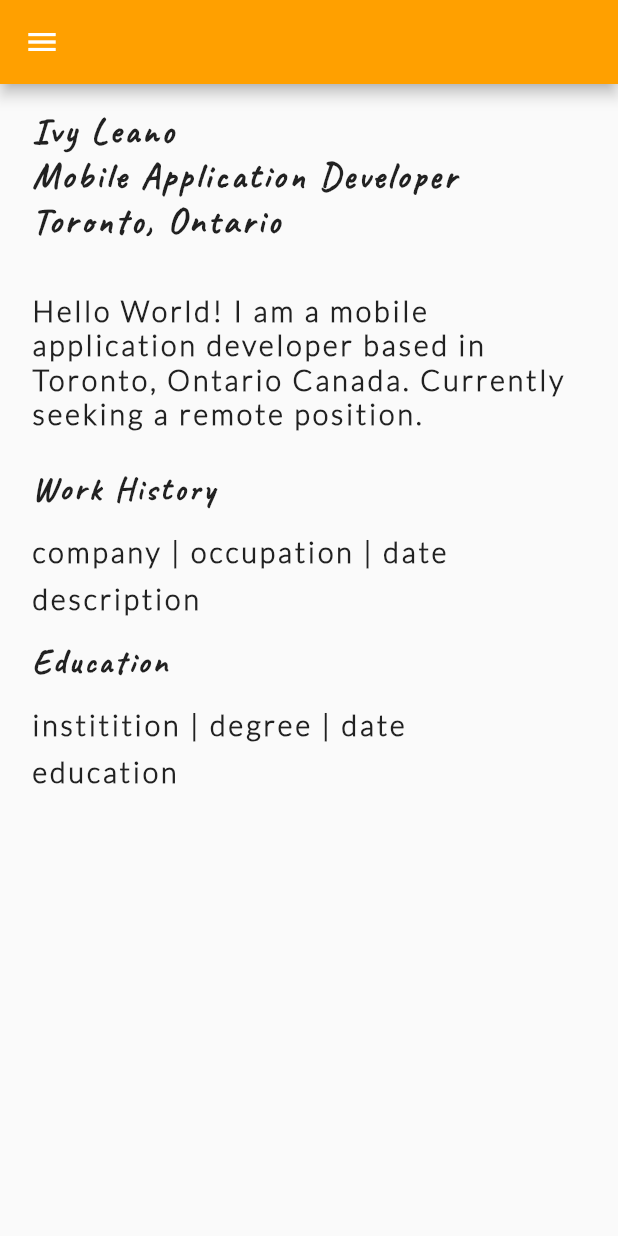
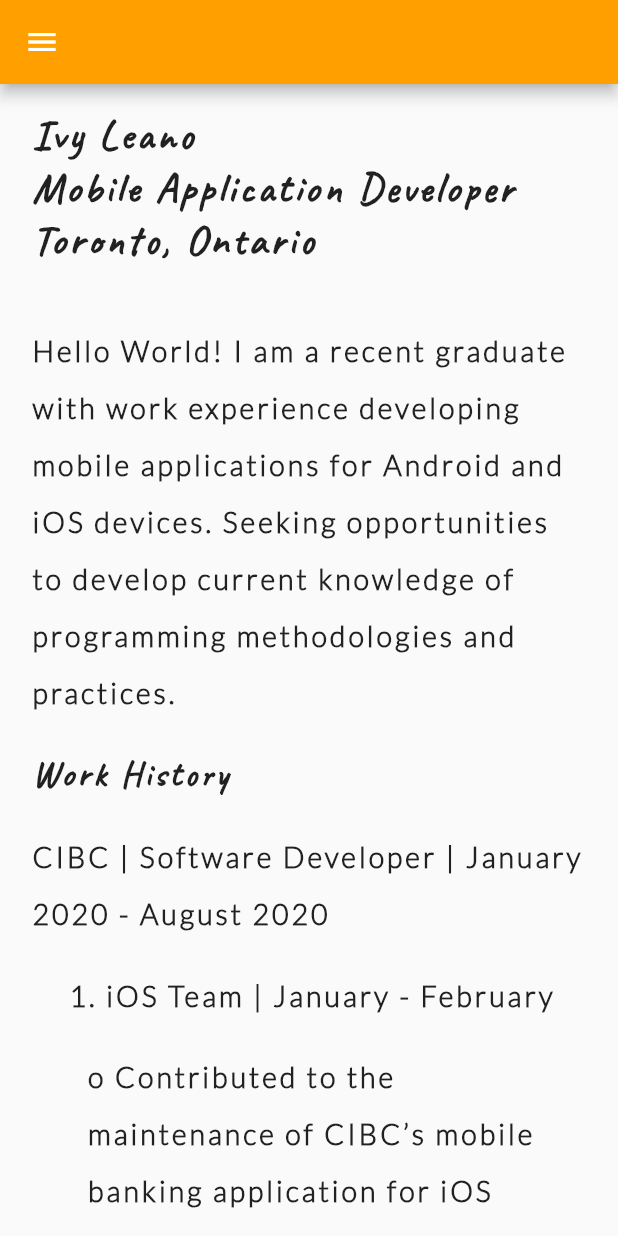
Before and after one commit to IvyLeano/Portfolio, a Flutter app: the screen it shows after launch, on a phone screen of 412 x 824 dp. Run offline on Flutter 3.47's test engine with Material 2 defaults, Android fonts, the phone set to English and light mode, and no system bars.

Commit message:
Update home page text

```diff
--- a/lib/Components/Home/home_education_component.dart
+++ b/lib/Components/Home/home_education_component.dart
@@ -12,7 +12,8 @@ class HomeEducationComponent extends StatelessWidget {
     return Column(
       children: <Widget>[
         HeaderComponent(
-            header: Constants.HOME_HEADER_TWO,  // TODO: "Education" is reading like "Educatio" on web only
+            header: Constants
+                .HOME_HEADER_TWO, // TODO: "Education" is reading like "Educatio" on web only
             fontFamily: Constants.HEADER_FONT_FAMILY,
             fontSize: Constants.HEADER_FONT_SIZE),
         SizedBox(
@@ -27,15 +28,6 @@ class HomeEducationComponent extends StatelessWidget {
         SizedBox(
           height: MediaQuery.of(context).size.height *
               Constants
-                  .SIZED_BOX_HEIGHT_AS_PERCENTAGE_OF_SCREEN_HEIGHT_BELOW_LABEL,
-        ),
-        DescriptionComponent(
-            description: Constants.HOME_HEADER_TWO_DESCRIPTION,
-            fontFamily: Constants.DEFAULT_FONT_FAMILY,
-            fontSize: Constants.DEFAULT_FONT_SIZE),
-        SizedBox(
-          height: MediaQuery.of(context).size.height *
-              Constants
                   .SIZED_BOX_HEIGHT_AS_PERCENTAGE_OF_SCREEN_HEIGHT_BELOW_DESCRIPTION,
         ),
       ],
--- /dev/null
+++ b/lib/Components/Home/home_work_history_bullet_points_component.dart
@@ -0,0 +1,40 @@
+import 'package:flutter/cupertino.dart';
+
+import '../../constants.dart';
+import '../description_component.dart';
+
+class HomeWorkHistoryBulletPointsComponent extends StatelessWidget {
+  const HomeWorkHistoryBulletPointsComponent({Key key, this.list});
+
+  final list;
+
+  Widget getWorkHistoryBulletPoints(BuildContext context) {
+    List<Widget> bulletPoints = new List<Widget>();
+
+    for (int i = 0; i < list.length; i++) {
+      bulletPoints.add(DescriptionComponent(
+          description: list[i],
+          fontFamily: Constants.DEFAULT_FONT_FAMILY,
+          fontSize: Constants.DEFAULT_FONT_SIZE));
+      bulletPoints.add(
+        SizedBox(
+          height: MediaQuery.of(context).size.height *
+              Constants
+                  .SIZED_BOX_HEIGHT_AS_PERCENTAGE_OF_SCREEN_HEIGHT_BELOW_DESCRIPTION,
+        ),
+      );
+    }
+    return Padding(
+      padding: EdgeInsets.fromLTRB(
+          MediaQuery.of(context).size.width *
+              Constants.BULLET_POINT_INDENT_AS_PERCENTAGE_0F_SCREEN_WIDTH,
+          0.0, 0.0, 0.0),
+      child: Column(children: bulletPoints),
+    );
+  }
+
+  @override
+  Widget build(BuildContext context) {
+    return getWorkHistoryBulletPoints(context);
+  }
+}
--- a/lib/Components/Home/home_work_history_component.dart
+++ b/lib/Components/Home/home_work_history_component.dart
@@ -1,3 +1,4 @@
+import 'package:Portfolio/Components/Home/home_work_history_bullet_points_component.dart';
 import 'package:Portfolio/constants.dart';
 import 'package:flutter/cupertino.dart';
 
@@ -27,10 +28,15 @@ class HomeWorkHistoryComponent extends StatelessWidget {
         SizedBox(
           height: MediaQuery.of(context).size.height *
               Constants
-                  .SIZED_BOX_HEIGHT_AS_PERCENTAGE_OF_SCREEN_HEIGHT_BELOW_LABEL,
+                  .SIZED_BOX_HEIGHT_AS_PERCENTAGE_OF_SCREEN_HEIGHT_BELOW_HEADING,
         ),
+        Padding(
+          padding: EdgeInsets.fromLTRB(MediaQuery.of(context).size.height *
+              Constants.BULLET_POINT_INDENT_AS_PERCENTAGE_0F_SCREEN_WIDTH, 0.0, 0.0, 0.0),
+          child: Column(
+            children: <Widget>[
               DescriptionComponent(
-            description: Constants.HOME_HEADER_ONE_DESCRIPTION,
+                  description: Constants.HOME_HEADER_ONE_WORK_ROLE_ONE,
                   fontFamily: Constants.DEFAULT_FONT_FAMILY,
                   fontSize: Constants.DEFAULT_FONT_SIZE),
               SizedBox(
@@ -38,6 +44,32 @@ class HomeWorkHistoryComponent extends StatelessWidget {
                     Constants
                         .SIZED_BOX_HEIGHT_AS_PERCENTAGE_OF_SCREEN_HEIGHT_BELOW_DESCRIPTION,
               ),
+              HomeWorkHistoryBulletPointsComponent(
+                  list: Constants.HOME_HEADER_ONE_WORK_ROLE_ONE_POINTS),
+              SizedBox(
+                height: MediaQuery.of(context).size.height *
+                    Constants
+                        .SIZED_BOX_HEIGHT_AS_PERCENTAGE_OF_SCREEN_HEIGHT_BELOW_HEADING,
+              ),
+              DescriptionComponent(
+                  description: Constants.HOME_HEADER_ONE_WORK_ROLE_TWO,
+                  fontFamily: Constants.DEFAULT_FONT_FAMILY,
+                  fontSize: Constants.DEFAULT_FONT_SIZE),
+              SizedBox(
+                height: MediaQuery.of(context).size.height *
+                    Constants
+                        .SIZED_BOX_HEIGHT_AS_PERCENTAGE_OF_SCREEN_HEIGHT_BELOW_DESCRIPTION,
+              ),
+              HomeWorkHistoryBulletPointsComponent(
+                  list: Constants.HOME_HEADER_ONE_WORK_ROLE_TWO_POINTS),
+              SizedBox(
+                height: MediaQuery.of(context).size.height *
+                    Constants
+                        .SIZED_BOX_HEIGHT_AS_PERCENTAGE_OF_SCREEN_HEIGHT_BELOW_DESCRIPTION,
+              ),
+            ],
+          ),
+        ),
       ],
     );
   }
--- a/lib/Components/Technology/technology_list_component.dart
+++ b/lib/Components/Technology/technology_list_component.dart
@@ -15,10 +15,27 @@ class TechnologyListComponent extends StatelessWidget {
   final list;
 
   Widget createBulletList() {
-    var bulletList;
+    var bulletPointList = [];
     for(int i = 0; i < list.length(); i++) { //TODO: change this for loop to for each, just add bullet icon to string array
-
+//      var container = Row(children: <Widget>[
+//        Icon(
+//          Icons.home,
+//          color: Constants.ICON_AND_APP_BAR_TEXT_COLOR,
+//          size: Constants.APP_BAR_DRAWER_ICON_SIZE,
+//          semanticLabel:
+//          Constants.APP_BAR_DRAWER_LIST_TILE_ONE_SEMANTIC_LABEL,
+//        ),
+//        Text(list[i],
+//            style: TextStyle(
+//              color: Constants.ICON_AND_APP_BAR_TEXT_COLOR,
+//              fontFamily: Constants.HEADER_FONT_FAMILY,
+//              fontSize: Constants.DRAWER_FONT_SIZE,
+//            ),
+//        ),
+//      ]);
+//      bulletPointList.add(container);
     }
+    return Column(children: bulletPointList);
   }
 
   @override
--- a/lib/Components/description_component.dart
+++ b/lib/Components/description_component.dart
@@ -21,6 +21,7 @@ class DescriptionComponent extends StatelessWidget {
           fontSize: fontSize,
           fontFamily: fontFamily, // TODO: add a text fallback font
           letterSpacing: Constants.DESCRIPTION_LETTER_SPACING,
+          height: Constants.DESCRIPTION_HEIGHT_SPACING,
         ),
       ),
     );
--- a/lib/Screens/technology_screen.dart
+++ b/lib/Screens/technology_screen.dart
@@ -42,7 +42,7 @@ class TechnologyScreen extends StatelessWidget {
                         .SIZED_BOX_HEIGHT_AS_PERCENTAGE_OF_SCREEN_HEIGHT_BELOW_TITLE,
               ),
               TechnologyIdesEditorsComponent(),
-              TechnologyListComponent(),
+              //TechnologyListComponent(list: Constants.TECHNOLOGY_HEADER_ONE_LIST),
               TechnologyLanguagesFrameworksSdksComponent(),
               TechnologyToolsComponent(),
               TechnologyConceptsComponent(),
--- a/lib/constants.dart
+++ b/lib/constants.dart
@@ -13,15 +13,31 @@ class Constants {
   static const String HOME_OCCUPATION = "Mobile Application Developer ";
   static const String HOME_LOCATION = "Toronto, Ontario ";
   static const String HOME_SUMMARY =
-      "Hello World! I am a mobile application developer based in Toronto, Ontario Canada. Currently seeking a remote position.";
+      "Hello World! I am a recent graduate with work experience developing mobile applications for Android and iOS devices. Seeking opportunities to develop current knowledge of programming methodologies and practices. ";
 
   static const String HOME_HEADER_ONE = "Work History";
-  static const String HOME_HEADER_ONE_LABEL = "company | occupation | date";
-  static const String HOME_HEADER_ONE_DESCRIPTION = "description";
+  static const String HOME_HEADER_ONE_LABEL =
+      "CIBC | Software Developer | January 2020 - August 2020";
+  static const String HOME_HEADER_ONE_WORK_ROLE_ONE = "1. iOS Team | January - February";
+  static const HOME_HEADER_ONE_WORK_ROLE_ONE_POINTS = [
+    'o Contributed to the maintenance of CIBC’s mobile banking application for iOS devices',
+    'o Assisted in troubleshooting and debugging UI related bugs',
+    'o Programming: Swift, CocoaPods, Objective-C',
+  ];
+  static const String HOME_HEADER_ONE_WORK_ROLE_TWO =
+      "2. Live Labs Innovation Team | February - August";
+  static const HOME_HEADER_ONE_WORK_ROLE_TWO_POINTS = [
+    'o Collaborated with product owners and the development team to suggest new mobile banking features and products',
+    'o Developed mobile applications for iOS and Android devices related to mobile banking',
+    'o Utilized Spring Boot to build a streamlined API wrapper for use in existing and future projects',
+    'o Built extensions for the current iOS mobile application',
+    'o Created a front-end flutter application',
+    'o Programming: Java, Kotlin, Swift, Objective-C, CocoaPods, Flutter, Dart',
+  ];
 
   static const String HOME_HEADER_TWO = "Education";
-  static const String HOME_HEADER_TWO_LABEL = "institition | degree | date";
-  static const String HOME_HEADER_TWO_DESCRIPTION = "education";
+  static const String HOME_HEADER_TWO_LABEL =
+      "Seneca College | Computer Programming Diploma | May 2018 - August 2019";
 
   // 1.3. PROJECTS PAGE
   static const String PROJECTS_HEADER_ONE = "PROJECTS";
@@ -30,16 +46,35 @@ class Constants {
   static const String TECHNOLOGY_HEADER_TITLE = "Technology";
 
   static const String TECHNOLOGY_HEADER_ONE = "1) IDE's & Editors";
-  static const TECHNOLOGY_HEADER_ONE_LIST = ['Android Studio', 'Eclipse', 'Visual Studio', 'IntelliJ', 'XCode'];
+  static const TECHNOLOGY_HEADER_ONE_LIST = [
+    'Android Studio',
+    'Eclipse',
+    'Visual Studio',
+    'IntelliJ',
+    'XCode'
+  ];
 
   static const String TECHNOLOGY_HEADER_TWO = "2) Languages, Frameworks & SDKs";
-  static const TECHNOLOGY_HEADER_TWO_LIST = ['JAVA', 'C', 'C++', 'Objective-C', 'Dart', 'Swift', 'JavaScript', 'Spring Boot', 'Flutter'];
+  static const TECHNOLOGY_HEADER_TWO_LIST = [
+    'JAVA',
+    'C',
+    'C++',
+    'Objective-C',
+    'Dart',
+    'Swift',
+    'JavaScript',
+    'Spring Boot',
+    'Flutter'
+  ];
 
   static const String TECHNOLOGY_HEADER_THREE = "3) Tools";
   static const TECHNOLOGY_HEADER_THREE_LIST = ['Trello', 'Git Version Control'];
 
   static const String TECHNOLOGY_HEADER_FOUR = "4) Concepts";
-  static const TECHNOLOGY_HEADER_FOUR_LIST = ['Object Oriented Programming', 'Agile Workflow'];
+  static const TECHNOLOGY_HEADER_FOUR_LIST = [
+    'Object Oriented Programming',
+    'Agile Workflow'
+  ];
 
   // 1.5. CONTACT PAGE
   static const String CONTACT_TITLE = "Contact Information & More";
@@ -79,16 +114,18 @@ class Constants {
   static const String DEFAULT_FONT_FAMILY = 'Lato';
 
   static const double DRAWER_FONT_SIZE = 20;
-  static const double TITLE_FONT_SIZE = 24;
-  static const double HEADER_FONT_SIZE = 22;
+  static const double TITLE_FONT_SIZE = 28;
+  static const double HEADER_FONT_SIZE = 24;
   static const double DEFAULT_FONT_SIZE = 19;
 
   static const double DESCRIPTION_LETTER_SPACING = 2;
+  static const double DESCRIPTION_HEIGHT_SPACING = 2;
   static const double HEADER_LETTER_SPACING = 2;
 
   // 3.2. CONTENT CONTAINER - PADDING, ALIGNMENT, SPACING
   static const double LEFT_RIGHT_PADDING_AS_PERCENTAGE_0F_SCREEN_WIDTH = 0.05;
   static const double TOP_BOTTOM_PADDING_AS_PERCENTAGE_0F_SCREEN_HEIGHT = 0.04;
+  static const double BULLET_POINT_INDENT_AS_PERCENTAGE_0F_SCREEN_WIDTH = 0.03;
   static const Alignment CONTAINER_ALIGNMENT = Alignment.topLeft;
 
   // SPACING - SIZED BOX
@@ -101,9 +138,7 @@ class Constants {
   static const double
       SIZED_BOX_HEIGHT_AS_PERCENTAGE_OF_SCREEN_HEIGHT_BELOW_DESCRIPTION = 0.02;
   static const double
-  SIZED_BOX_HEIGHT_AS_PERCENTAGE_OF_SCREEN_HEIGHT_BELOW_HOME_SUMMARY = 0.03;
-
-
+      SIZED_BOX_HEIGHT_AS_PERCENTAGE_OF_SCREEN_HEIGHT_BELOW_HOME_SUMMARY = 0.03;
 
   // 3.3. COLOR PALETTE
   static Color DEFAULT_APP_COLOR = Colors.amber[700];
```
Lines whose indentation alone changed are shown as unchanged.
